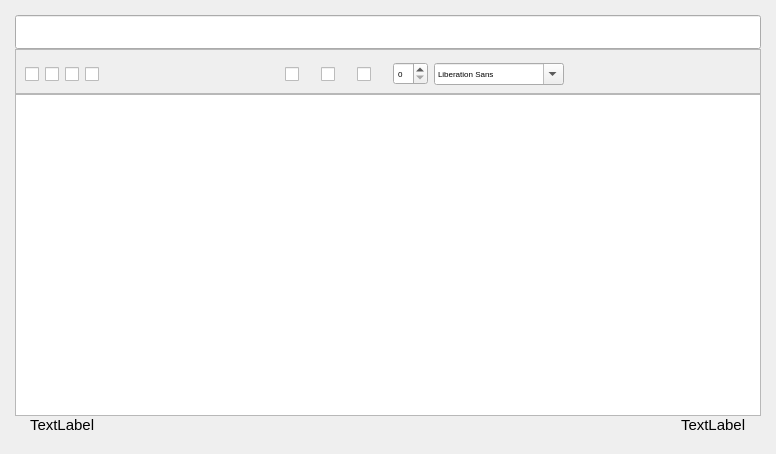
Old version of the form forms/NoteEditor.ui in the repository Patryk-Trojak/Notes.
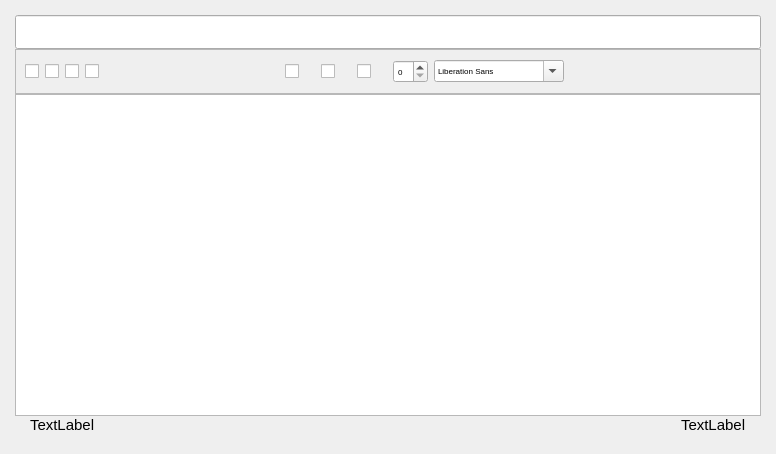
New version of the form. Icons and pictures are not drawn. Custom widgets are drawn as their Qt base class.

Commit message: Fix toolbarScrollArea margins

The edit to the form file:
```diff
--- a/forms/NoteEditor.ui
+++ b/forms/NoteEditor.ui
@@ -99,7 +99,7 @@
         <x>0</x>
         <y>0</y>
         <width>744</width>
-        <height>52</height>
+        <height>43</height>
        </rect>
       </property>
       <property name="sizePolicy">
@@ -118,6 +118,12 @@
        <string notr="true"/>
       </property>
       <layout class="QHBoxLayout" name="horizontalLayout_2">
+       <property name="topMargin">
+        <number>0</number>
+       </property>
+       <property name="bottomMargin">
+        <number>0</number>
+       </property>
        <item>
         <widget class="QCheckBox" name="boldCheckBox">
          <property name="sizePolicy">
```
